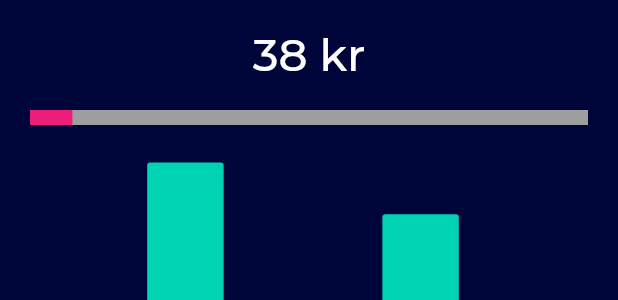
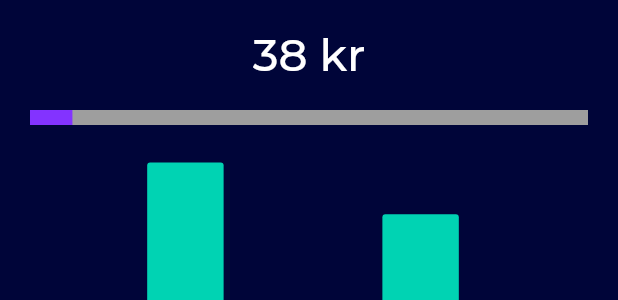
Before and after one commit to juliusolson/rena, a Flutter app: the HomeView widget shown alone on an empty page, opened directly, on a phone screen of 412 x 824 dp. Shown: the part 184-484 px from the top of the screen. Run offline on Flutter 3.47's test engine with Material 2 defaults, Android fonts, the light colour scheme and no system bars; drawn by our look-alikes of percent_indicator; our stand-ins replace charts_flutter; project files that could hold a hidden picture were left out.

Commit message:
misc updates

```diff
--- a/lib/screens/budget/budgetview.dart
+++ b/lib/screens/budget/budgetview.dart
@@ -77,7 +77,8 @@ class _BudgetViewState extends State<BudgetView> {
                             showDialog(
                                 context: context,
                                 builder: (_) {
-                                  return BudgetChangeView(Provider.of<Goals>(context));
+                                  return BudgetChangeView(
+                                      Provider.of<Goals>(context));
                                 });
                           },
                           child: Text(
--- a/lib/screens/home/homeview.dart
+++ b/lib/screens/home/homeview.dart
@@ -59,7 +59,7 @@ class _HomeViewState extends State<HomeView> {
                       lineHeight: 10.0,
                       percent: model.spending / 500.0,
                       backgroundColor: Colors.grey,
-                      progressColor: createMaterialColor(Color(0xfffed1e79)),
+                      progressColor: chartColors["purple"],
                     );
                   }),
                 ]),
--- a/lib/screens/panik/components/editpromisesview.dart
+++ b/lib/screens/panik/components/editpromisesview.dart
@@ -1,6 +1,7 @@
 import 'package:flutter/material.dart';
 import 'package:provider/provider.dart';
 import 'package:rena/models/promisemodel.dart';
+import 'package:rena/theme/icons.dart';
 
 class EditPromisesDialog extends StatefulWidget {
   // final Promises promises;
@@ -93,7 +94,7 @@ class _EditPromiseCardState extends State<EditPromiseCard> {
             margin: EdgeInsets.symmetric(horizontal: 10),
             child: IconButton(
               icon: Icon(
-                Icons.menu,
+                CustomIcons.dot_3,
                 color: Theme.of(context).shadowColor,
               ),
               onPressed: () {},
--- a/lib/screens/profile/components/profileFeedView.dart
+++ b/lib/screens/profile/components/profileFeedView.dart
@@ -1,6 +1,7 @@
 import 'package:flutter/material.dart';
 import 'package:rena/models/postModel.dart';
 import 'package:rena/models/scoreBoard.dart';
+import 'package:rena/theme/icons.dart';
 
 class ProfileFeedView extends StatefulWidget {
   PostsModel posts;
@@ -121,7 +122,7 @@ class PostHeader extends StatelessWidget {
                 padding: EdgeInsets.symmetric(horizontal: 10),
                 child: Text(postData.date)))
       ])),
-      Icon(Icons.menu)
+      Icon(CustomIcons.dot_3)
     ]);
   }
 }
```
Also changed, not shown: 1 other file.
